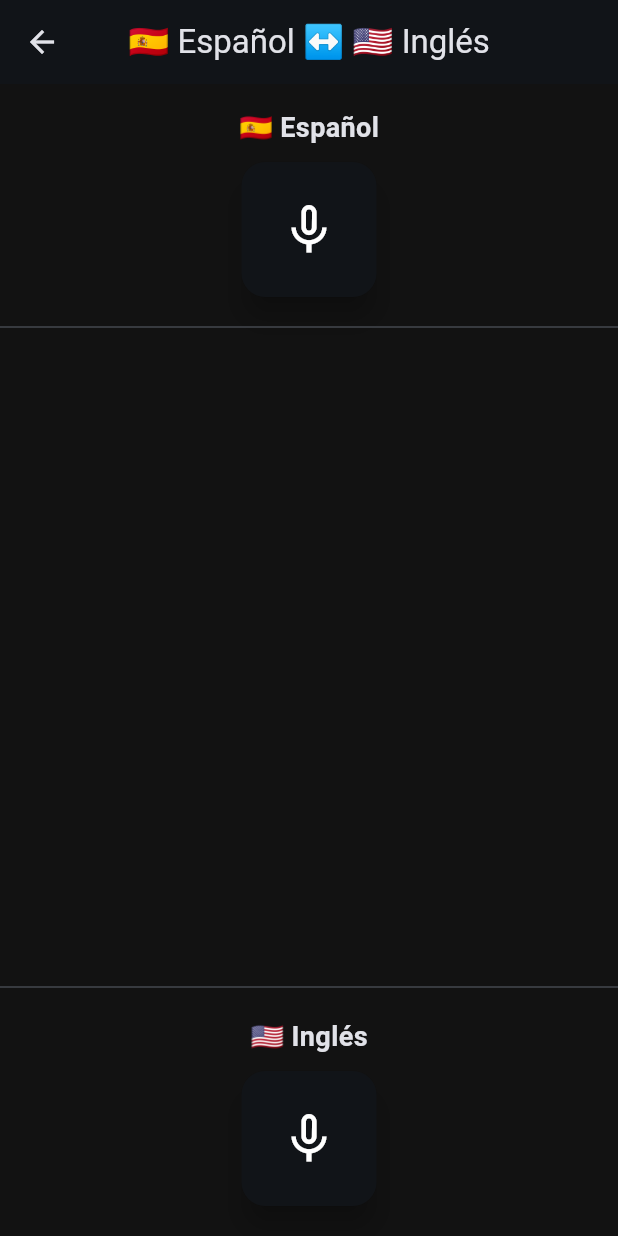
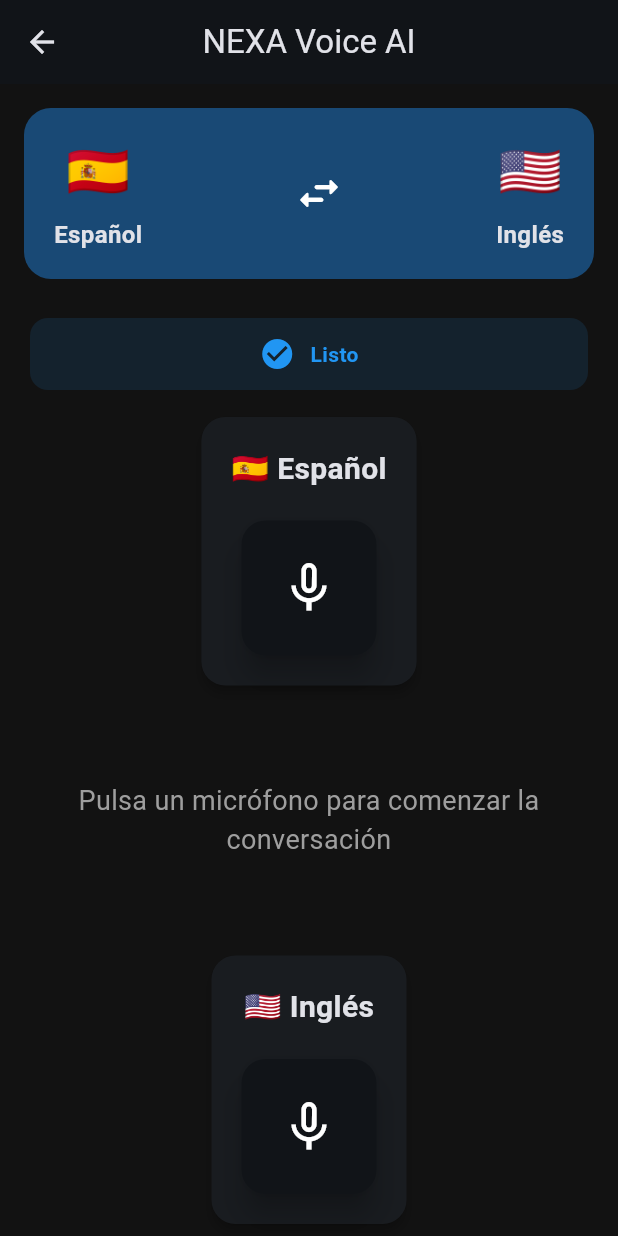
Before and after one commit to pedrombo88/nexa-voice-ai, a Flutter app: the ConversationScreen screen opened directly, on a phone screen of 412 x 824 dp. Run offline on Flutter 3.47's test engine with Material 3 defaults, Android fonts, the phone set to English and light mode, and no system bars; our stand-ins replace flutter_tts, speech_to_text; missing offline and left inert: google_mlkit_translation.

Commit message:
refactor: crear base de ConversationManager y ConversationState

```diff
--- a/lib/screens/conversation_screen.dart
+++ b/lib/screens/conversation_screen.dart
@@ -7,8 +7,10 @@
 import '../providers/translation_provider.dart';
 import '../services/speech/speech_service.dart';
 import '../services/tts/tts_service.dart';
-import '../widgets/conversation_bubble.dart';
-import '../widgets/microphone_button.dart';
+import '../widgets/conversation/conversation_header.dart';
+import '../widgets/conversation/conversation_list.dart';
+import '../widgets/conversation/listening_indicator.dart';
+import '../widgets/conversation/speaker_panel.dart';
 
 class ConversationScreen extends StatefulWidget {
   const ConversationScreen({super.key});
@@ -25,6 +27,8 @@
   bool _isListening = false;
   ConversationMode? _currentMode;
 
+  ListeningState _state = ListeningState.idle;
+
   final List<Translation> _messages = [];
 
   Future<void> _toggleListening(ConversationMode mode) async {
@@ -36,12 +40,11 @@
       setState(() {
         _isListening = false;
         _currentMode = null;
+        _state = ListeningState.idle;
       });
 
       return;
     }
-
-    if (!mounted) return;
 
     final languageProvider = context.read<LanguageProvider>();
 
@@ -63,12 +66,14 @@
           content: Text("No se pudo iniciar el reconocimiento de voz."),
         ),
       );
+
       return;
     }
 
     setState(() {
       _isListening = true;
       _currentMode = mode;
+      _state = ListeningState.listening;
     });
 
     await _speechService.startListening(
@@ -76,11 +81,23 @@
       onResult: (text) async {
         if (text.isEmpty) return;
 
+        if (!mounted) return;
+
+        setState(() {
+          _state = ListeningState.translating;
+        });
+
         final translated = await _translator.translate(
           text: text,
           sourceLanguage: source.codigo,
           targetLanguage: target.codigo,
         );
+
+        if (!mounted) return;
+
+        setState(() {
+          _state = ListeningState.speaking;
+        });
 
         await _ttsService.speak(
           text: translated,
@@ -93,8 +110,9 @@
           _messages.add(
             Translation(
               id: DateTime.now().millisecondsSinceEpoch.toString(),
-              speakerId:
-                  mode == ConversationMode.person1 ? "persona1" : "persona2",
+              speakerId: mode == ConversationMode.person1
+                  ? "persona1"
+                  : "persona2",
               originalText: text,
               translatedText: translated,
               sourceLanguage: source.codigo,
@@ -102,6 +120,8 @@
               timestamp: DateTime.now(),
             ),
           );
+
+          _state = ListeningState.idle;
         });
       },
     );
@@ -120,69 +140,40 @@
 
     return Scaffold(
       appBar: AppBar(
-        title: Text(
-          "${languageProvider.person1Language.bandera} ${languageProvider.person1Language.nombre} ↔ ${languageProvider.person2Language.bandera} ${languageProvider.person2Language.nombre}",
-        ),
+        title: const Text("NEXA Voice AI"),
         centerTitle: true,
       ),
       body: Column(
         children: [
-          const SizedBox(height: 16),
+          ConversationHeader(
+            person1: languageProvider.person1Language,
+            person2: languageProvider.person2Language,
+          ),
 
-          Text(
-            "${languageProvider.person1Language.bandera} ${languageProvider.person1Language.nombre}",
-            style: const TextStyle(
-              fontSize: 18,
-              fontWeight: FontWeight.bold,
+          ListeningIndicator(
+            state: _state,
+          ),
+
+          SpeakerPanel(
+            language: languageProvider.person1Language,
+            isListening: _isListening &&
+                _currentMode == ConversationMode.person1,
+            onMicrophonePressed: () =>
+                _toggleListening(ConversationMode.person1),
+          ),
+
+          Expanded(
+            child: ConversationList(
+              messages: _messages,
             ),
           ),
 
-          const SizedBox(height: 10),
-
-          MicrophoneButton(
-            isListening:
-                _isListening && _currentMode == ConversationMode.person1,
-            onPressed: () => _toggleListening(ConversationMode.person1),
-          ),
-
-          const Divider(height: 40),
-
-          Expanded(
-            child: ListView.builder(
-              padding: const EdgeInsets.symmetric(horizontal: 16),
-              itemCount: _messages.length,
-              itemBuilder: (context, index) {
-                final message = _messages[index];
-
-                return ConversationBubble(
-                  speaker: message.speakerId,
-                  originalText: message.originalText,
-                  translatedText: message.translatedText,
-                  isMe: message.speakerId == "persona1",
-                );
-              },
-            ),
-          ),
-
-          const Divider(height: 40),
-
-          Text(
-            "${languageProvider.person2Language.bandera} ${languageProvider.person2Language.nombre}",
-            style: const TextStyle(
-              fontSize: 18,
-              fontWeight: FontWeight.bold,
-            ),
-          ),
-
-          const SizedBox(height: 10),
-
-          Padding(
-            padding: const EdgeInsets.only(bottom: 20),
-            child: MicrophoneButton(
-              isListening:
-                  _isListening && _currentMode == ConversationMode.person2,
-              onPressed: () => _toggleListening(ConversationMode.person2),
-            ),
+          SpeakerPanel(
+            language: languageProvider.person2Language,
+            isListening: _isListening &&
+                _currentMode == ConversationMode.person2,
+            onMicrophonePressed: () =>
+                _toggleListening(ConversationMode.person2),
           ),
         ],
       ),
--- /dev/null
+++ b/lib/widgets/conversation/conversation_header.dart
@@ -0,0 +1,71 @@
+import 'package:flutter/material.dart';
+
+import '../../models/language.dart';
+
+class ConversationHeader extends StatelessWidget {
+  final Language person1;
+  final Language person2;
+
+  const ConversationHeader({
+    super.key,
+    required this.person1,
+    required this.person2,
+  });
+
+  @override
+  Widget build(BuildContext context) {
+    return Container(
+      width: double.infinity,
+      margin: const EdgeInsets.all(16),
+      padding: const EdgeInsets.symmetric(
+        horizontal: 20,
+        vertical: 18,
+      ),
+      decoration: BoxDecoration(
+        color: Theme.of(context).colorScheme.primaryContainer,
+        borderRadius: BorderRadius.circular(18),
+      ),
+      child: Row(
+        mainAxisAlignment: MainAxisAlignment.spaceBetween,
+        children: [
+          _LanguageColumn(language: person1),
+
+          const Icon(
+            Icons.swap_horiz_rounded,
+            size: 34,
+          ),
+
+          _LanguageColumn(language: person2),
+        ],
+      ),
+    );
+  }
+}
+
+class _LanguageColumn extends StatelessWidget {
+  final Language language;
+
+  const _LanguageColumn({
+    required this.language,
+  });
+
+  @override
+  Widget build(BuildContext context) {
+    return Column(
+      children: [
+        Text(
+          language.bandera,
+          style: const TextStyle(fontSize: 34),
+        ),
+        const SizedBox(height: 6),
+        Text(
+          language.nombre,
+          style: const TextStyle(
+            fontWeight: FontWeight.bold,
+            fontSize: 16,
+          ),
+        ),
+      ],
+    );
+  }
+}
--- /dev/null
+++ b/lib/widgets/conversation/conversation_list.dart
@@ -0,0 +1,44 @@
+import 'package:flutter/material.dart';
+
+import '../../models/translation.dart';
+import '../conversation_bubble.dart';
+
+class ConversationList extends StatelessWidget {
+  final List<Translation> messages;
+
+  const ConversationList({
+    super.key,
+    required this.messages,
+  });
+
+  @override
+  Widget build(BuildContext context) {
+    if (messages.isEmpty) {
+      return const Center(
+        child: Text(
+          "Pulsa un micrófono para comenzar la conversación",
+          textAlign: TextAlign.center,
+          style: TextStyle(
+            fontSize: 18,
+            color: Colors.grey,
+          ),
+        ),
+      );
+    }
+
+    return ListView.builder(
+      padding: const EdgeInsets.all(16),
+      itemCount: messages.length,
+      itemBuilder: (context, index) {
+        final message = messages[index];
+
+        return ConversationBubble(
+          speaker: message.speakerId,
+          originalText: message.originalText,
+          translatedText: message.translatedText,
+          isMe: message.speakerId == "persona1",
+        );
+      },
+    );
+  }
+}
--- /dev/null
+++ b/lib/widgets/conversation/listening_indicator.dart
@@ -0,0 +1,77 @@
+import 'package:flutter/material.dart';
+
+enum ListeningState {
+  idle,
+  listening,
+  translating,
+  speaking,
+}
+
+class ListeningIndicator extends StatelessWidget {
+  final ListeningState state;
+
+  const ListeningIndicator({
+    super.key,
+    required this.state,
+  });
+
+  @override
+  Widget build(BuildContext context) {
+    IconData icon;
+    String text;
+    Color color;
+
+    switch (state) {
+      case ListeningState.listening:
+        icon = Icons.mic;
+        text = "Escuchando...";
+        color = Colors.red;
+        break;
+
+      case ListeningState.translating:
+        icon = Icons.translate;
+        text = "Traduciendo...";
+        color = Colors.orange;
+        break;
+
+      case ListeningState.speaking:
+        icon = Icons.volume_up;
+        text = "Reproduciendo...";
+        color = Colors.green;
+        break;
+
+      case ListeningState.idle:
+        icon = Icons.check_circle;
+        text = "Listo";
+        color = Colors.blue;
+        break;
+    }
+
+    return AnimatedContainer(
+      duration: const Duration(milliseconds: 300),
+      margin: const EdgeInsets.symmetric(
+        horizontal: 20,
+        vertical: 10,
+      ),
+      padding: const EdgeInsets.all(12),
+      decoration: BoxDecoration(
+        color: color.withValues(alpha: 0.12),
+        borderRadius: BorderRadius.circular(12),
+      ),
+      child: Row(
+        mainAxisAlignment: MainAxisAlignment.center,
+        children: [
+          Icon(icon, color: color),
+          const SizedBox(width: 10),
+          Text(
+            text,
+            style: TextStyle(
+              color: color,
+              fontWeight: FontWeight.bold,
+            ),
+          ),
+        ],
+      ),
+    );
+  }
+}
--- /dev/null
+++ b/lib/widgets/conversation/speaker_panel.dart
@@ -0,0 +1,52 @@
+import 'package:flutter/material.dart';
+
+import '../../models/language.dart';
+import '../microphone_button.dart';
+
+class SpeakerPanel extends StatelessWidget {
+  final Language language;
+  final bool isListening;
+  final VoidCallback onMicrophonePressed;
+
+  const SpeakerPanel({
+    super.key,
+    required this.language,
+    required this.isListening,
+    required this.onMicrophonePressed,
+  });
+
+  @override
+  Widget build(BuildContext context) {
+    return Card(
+      margin: const EdgeInsets.symmetric(
+        horizontal: 16,
+        vertical: 8,
+      ),
+      elevation: 3,
+      shape: RoundedRectangleBorder(
+        borderRadius: BorderRadius.circular(16),
+      ),
+      child: Padding(
+        padding: const EdgeInsets.all(20),
+        child: Column(
+          children: [
+            Text(
+              "${language.bandera} ${language.nombre}",
+              style: const TextStyle(
+                fontSize: 20,
+                fontWeight: FontWeight.bold,
+              ),
+            ),
+
+            const SizedBox(height: 20),
+
+            MicrophoneButton(
+              isListening: isListening,
+              onPressed: onMicrophonePressed,
+            ),
+          ],
+        ),
+      ),
+    );
+  }
+}
```
Also changed, not shown: lib/managers/conversation_manager.dart (added, +59 -0 lines), lib/models/conversation_state.dart (added, +34 -0 lines), lib/widgets/conversation/wave_animation.dart (added, +75 -0 lines).
